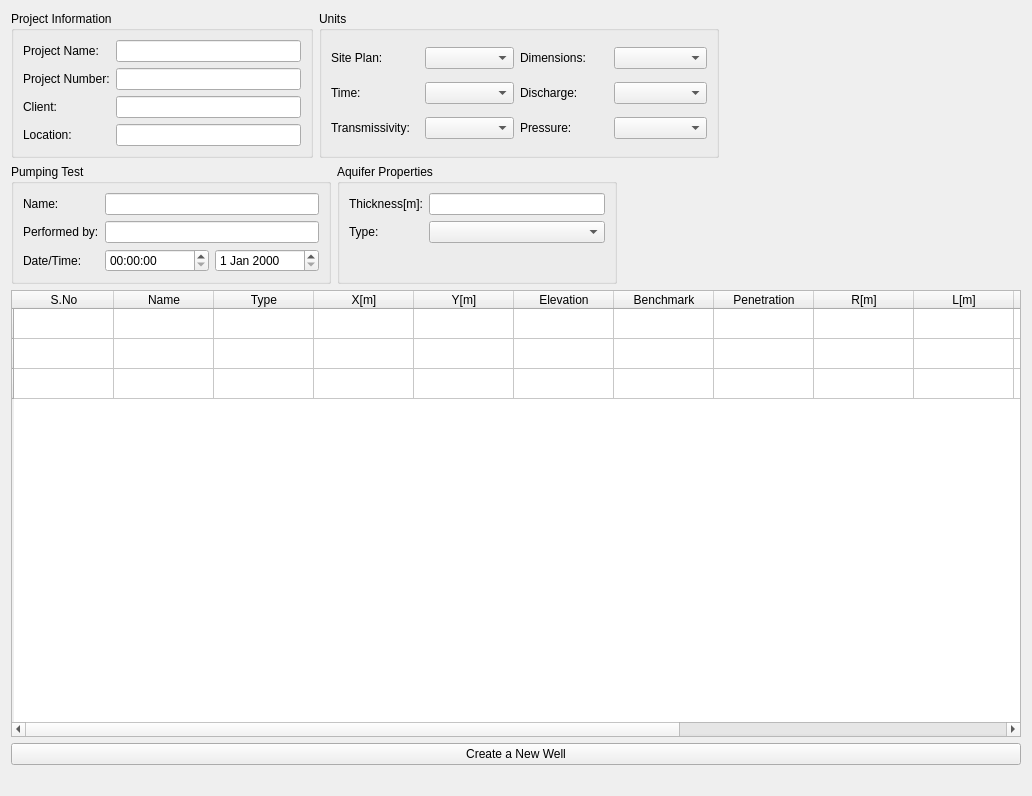
This is HyAn/ui/pumping_test.ui in dhanush-2501/hydro-analyzer as Qt 5 draws it before an edit. The edited form follows.
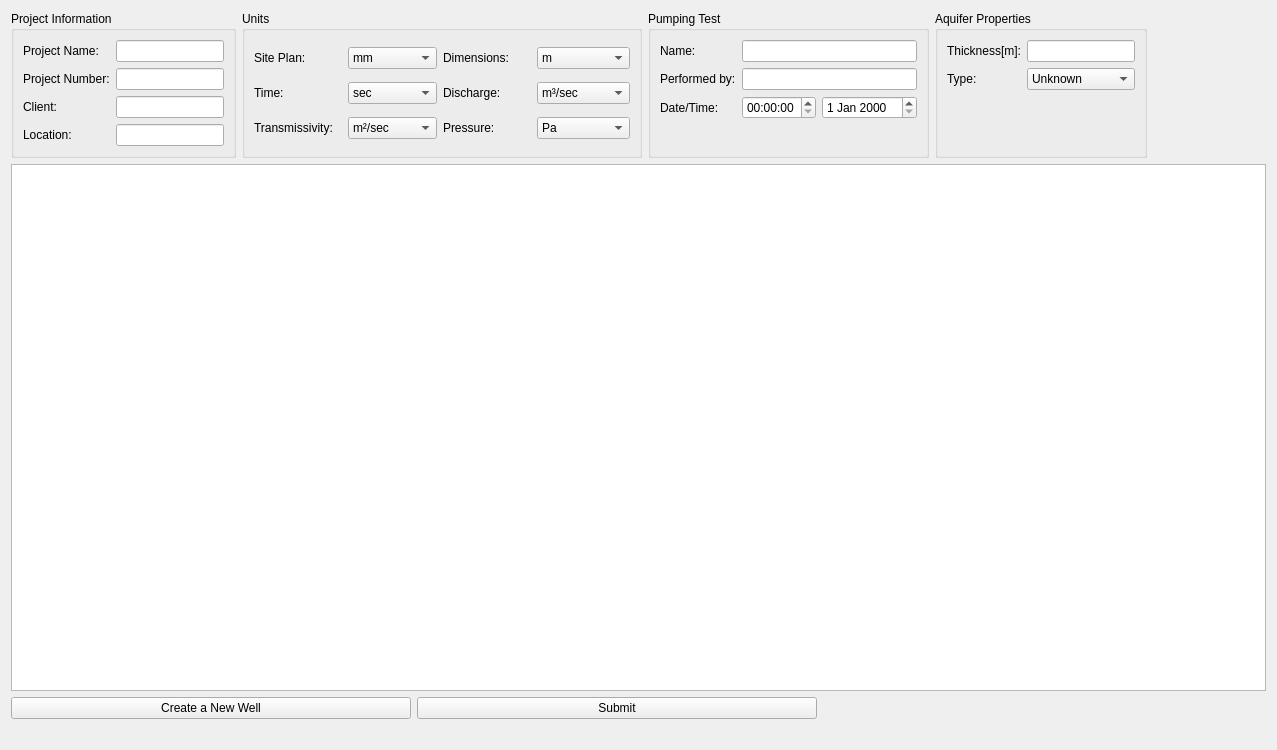
This is the edited form. Icons and pictures are not drawn.

Commit message: changed Table widget to Table view

Patch:
```diff
--- a/HyAn/ui/pumping_test.ui
+++ b/HyAn/ui/pumping_test.ui
@@ -6,10 +6,22 @@
    <rect>
     <x>0</x>
     <y>0</y>
-    <width>1032</width>
-    <height>796</height>
+    <width>1277</width>
+    <height>750</height>
    </rect>
   </property>
+  <property name="sizePolicy">
+   <sizepolicy hsizetype="Fixed" vsizetype="Fixed">
+    <horstretch>0</horstretch>
+    <verstretch>0</verstretch>
+   </sizepolicy>
+  </property>
+  <property name="minimumSize">
+   <size>
+    <width>0</width>
+    <height>0</height>
+   </size>
+  </property>
   <property name="windowTitle">
    <string>Form</string>
   </property>
@@ -122,11 +134,6 @@
         </item>
         <item row="0" column="1">
          <widget class="QComboBox" name="cb_site_plan_2">
-          <item>
-           <property name="text">
-            <string/>
-           </property>
-          </item>
           <item>
            <property name="text">
             <string>mm</string>
@@ -163,11 +170,6 @@
         </item>
         <item row="0" column="3">
          <widget class="QComboBox" name="cb_dimensions_2">
-          <item>
-           <property name="text">
-            <string/>
-           </property>
-          </item>
           <item>
            <property name="text">
             <string>m</string>
@@ -204,11 +206,6 @@
         </item>
         <item row="1" column="1">
          <widget class="QComboBox" name="cb_time_2">
-          <item>
-           <property name="text">
-            <string/>
-           </property>
-          </item>
           <item>
            <property name="text">
             <string>sec</string>
@@ -240,11 +237,6 @@
         </item>
         <item row="1" column="3">
          <widget class="QComboBox" name="cb_discharge_2">
-          <item>
-           <property name="text">
-            <string/>
-           </property>
-          </item>
           <item>
            <property name="text">
             <string>m³/sec</string>
@@ -321,11 +313,6 @@
         </item>
         <item row="2" column="1">
          <widget class="QComboBox" name="cb_transmissivity_2">
-          <item>
-           <property name="text">
-            <string/>
-           </property>
-          </item>
           <item>
            <property name="text">
             <string>m²/sec</string>
@@ -387,11 +374,6 @@
         </item>
         <item row="2" column="3">
          <widget class="QComboBox" name="cb_pressure_2">
-          <item>
-           <property name="text">
-            <string/>
-           </property>
-          </item>
           <item>
            <property name="text">
             <string>Pa</string>
@@ -433,23 +415,6 @@
       </widget>
      </item>
      <item>
-      <spacer name="horizontalSpacer">
-       <property name="orientation">
-        <enum>Qt::Horizontal</enum>
-       </property>
-       <property name="sizeHint" stdset="0">
-        <size>
-         <width>40</width>
-         <height>20</height>
-        </size>
-       </property>
-      </spacer>
-     </item>
-    </layout>
-   </item>
-   <item>
-    <layout class="QHBoxLayout" name="hl_pumping_test_aquifer_properties">
-     <item>
       <widget class="QGroupBox" name="gb_pumping_test">
        <property name="maximumSize">
         <size>
@@ -544,11 +509,6 @@
         </item>
         <item row="1" column="1">
          <widget class="QComboBox" name="cb_aquifer_type">
-          <item>
-           <property name="text">
-            <string/>
-           </property>
-          </item>
           <item>
            <property name="text">
             <string>Unknown</string>
@@ -580,7 +540,7 @@
       </widget>
      </item>
      <item>
-      <spacer name="horizontalSpacer_5">
+      <spacer name="horizontalSpacer">
        <property name="orientation">
         <enum>Qt::Horizontal</enum>
        </property>
@@ -597,105 +557,62 @@
    <item>
     <layout class="QVBoxLayout" name="vl_tabe_image">
      <item>
-      <widget class="QTableWidget" name="table_well_information">
-       <row>
-        <property name="text">
-         <string/>
-        </property>
-       </row>
-       <row>
-        <property name="text">
-         <string/>
-        </property>
-       </row>
-       <row>
-        <property name="text">
-         <string/>
-        </property>
-       </row>
-       <column>
-        <property name="text">
-         <string>S.No</string>
-        </property>
-       </column>
-       <column>
-        <property name="text">
-         <string>Name</string>
-        </property>
-       </column>
-       <column>
-        <property name="text">
-         <string>Type</string>
-        </property>
-       </column>
-       <column>
-        <property name="text">
-         <string>X[m]</string>
-        </property>
-       </column>
-       <column>
-        <property name="text">
-         <string>Y[m]</string>
-        </property>
-       </column>
-       <column>
-        <property name="text">
-         <string>Elevation</string>
-        </property>
-       </column>
-       <column>
-        <property name="text">
-         <string>Benchmark</string>
-        </property>
-       </column>
-       <column>
-        <property name="text">
-         <string>Penetration</string>
-        </property>
-       </column>
-       <column>
-        <property name="text">
-         <string>R[m]</string>
-        </property>
-       </column>
-       <column>
-        <property name="text">
-         <string>L[m]</string>
-        </property>
-       </column>
-       <column>
-        <property name="text">
-         <string>b[m]</string>
-        </property>
-       </column>
-       <column>
-        <property name="text">
-         <string>r[m]</string>
-        </property>
-       </column>
-       <column>
-        <property name="text">
-         <string>B[m]</string>
-        </property>
-       </column>
-       <column>
-        <property name="text">
-         <string>n[%]</string>
-        </property>
-       </column>
-       <column>
-        <property name="text">
-         <string>use r[w]</string>
-        </property>
-       </column>
-      </widget>
+      <widget class="QTableView" name="table_well_data"/>
      </item>
      <item>
-      <widget class="QPushButton" name="btn_create_new_well">
-       <property name="text">
-        <string>Create a New Well</string>
-       </property>
-      </widget>
+      <layout class="QHBoxLayout" name="horizontalLayout_3">
+       <item>
+        <widget class="QPushButton" name="btn_create_new_well">
+         <property name="minimumSize">
+          <size>
+           <width>400</width>
+           <height>0</height>
+          </size>
+         </property>
+         <property name="maximumSize">
+          <size>
+           <width>400</width>
+           <height>16777215</height>
+          </size>
+         </property>
+         <property name="text">
+          <string>Create a New Well</string>
+         </property>
+        </widget>
+       </item>
+       <item>
+        <widget class="QPushButton" name="btn_submit">
+         <property name="minimumSize">
+          <size>
+           <width>400</width>
+           <height>0</height>
+          </size>
+         </property>
+         <property name="maximumSize">
+          <size>
+           <width>400</width>
+           <height>16777215</height>
+          </size>
+         </property>
+         <property name="text">
+          <string>Submit</string>
+         </property>
+        </widget>
+       </item>
+       <item>
+        <spacer name="horizontalSpacer_2">
+         <property name="orientation">
+          <enum>Qt::Horizontal</enum>
+         </property>
+         <property name="sizeHint" stdset="0">
+          <size>
+           <width>40</width>
+           <height>20</height>
+          </size>
+         </property>
+        </spacer>
+       </item>
+      </layout>
      </item>
      <item>
       <widget class="QLabel" name="lbl_image">
```
Left out of the diff: 39 changed lines with no effect on the pictures. The commit also changes 3 other files.
